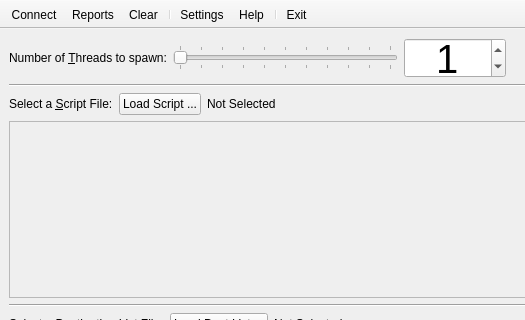
Above: ui/mainwindow.ui from Bokeh-Solutions/Config_Replicator before the change; both pictures show x 0 to 525 and y 0 to 320 of the 740 by 569 pixel window. Below: the same form after it.
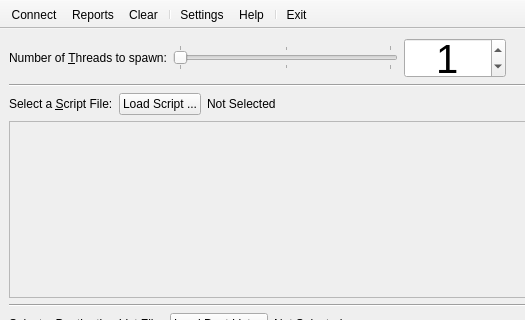
That is the form after the change. Icons and pictures are not drawn.

What changed in the file:
```diff
--- a/ui/mainwindow.ui
+++ b/ui/mainwindow.ui
@@ -51,7 +51,7 @@
          <number>1</number>
         </property>
         <property name="maximum">
-         <number>500</number>
+         <number>100</number>
         </property>
         <property name="orientation">
          <enum>Qt::Horizontal</enum>
```
